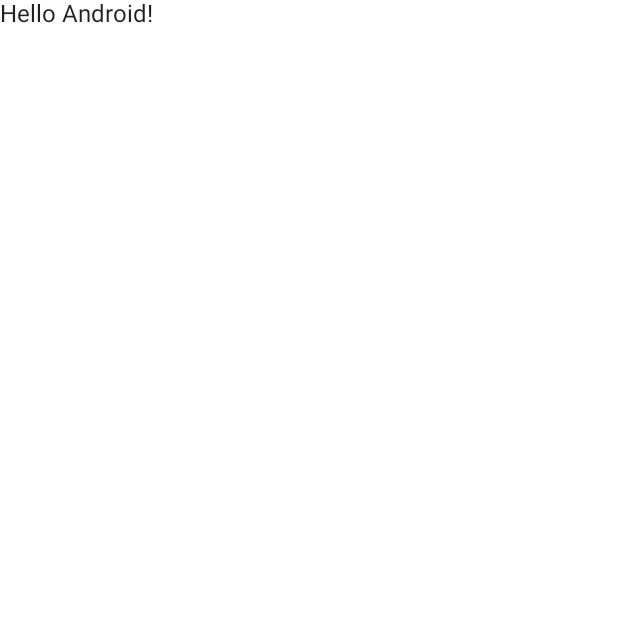
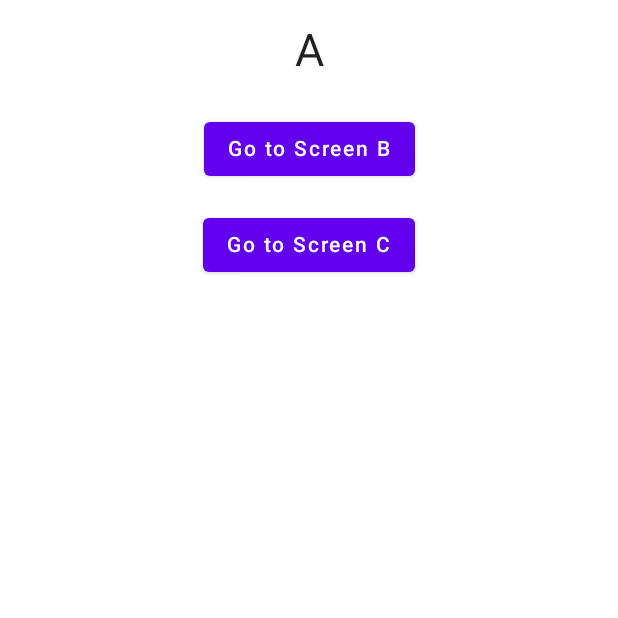
Before and after one commit to fahmi54321/NestedNavigation, an Android app built with Jetpack Compose: the screen it shows after launch (MainActivity), on a phone screen of 412 x 824 dp, the top half of it. Before the commit the part shown is almost empty. Run offline under Robolectric (Android 15) with nearby library versions, the phone set to English and light mode, and no system bars.

Commit message:
nested navigation

```diff
--- a/app/build.gradle
+++ b/app/build.gradle
@@ -38,7 +38,7 @@ android {
     }
     composeOptions {
         kotlinCompilerExtensionVersion compose_version
-        kotlinCompilerVersion '1.5.21'
+        kotlinCompilerVersion '1.5.31'
     }
     packagingOptions {
         resources {
@@ -62,4 +62,6 @@ dependencies {
     androidTestImplementation 'androidx.test.espresso:espresso-core:3.4.0'
     androidTestImplementation "androidx.compose.ui:ui-test-junit4:$compose_version"
     debugImplementation "androidx.compose.ui:ui-tooling:$compose_version"
+
+    implementation 'androidx.navigation:navigation-compose:2.4.0-beta02'
 }
--- a/app/src/main/java/com/android/nestednavigation/MainActivity.kt
+++ b/app/src/main/java/com/android/nestednavigation/MainActivity.kt
@@ -3,11 +3,24 @@ package com.android.nestednavigation
 import android.os.Bundle
 import androidx.activity.ComponentActivity
 import androidx.activity.compose.setContent
+import androidx.compose.foundation.layout.Column
+import androidx.compose.foundation.layout.fillMaxSize
+import androidx.compose.foundation.layout.padding
+import androidx.compose.material.Button
 import androidx.compose.material.MaterialTheme
 import androidx.compose.material.Surface
 import androidx.compose.material.Text
 import androidx.compose.runtime.Composable
+import androidx.compose.ui.Alignment
+import androidx.compose.ui.Modifier
+import androidx.compose.ui.text.style.TextAlign
 import androidx.compose.ui.tooling.preview.Preview
+import androidx.compose.ui.unit.dp
+import androidx.compose.ui.unit.sp
+import androidx.navigation.compose.NavHost
+import androidx.navigation.compose.composable
+import androidx.navigation.compose.navigation
+import androidx.navigation.compose.rememberNavController
 import com.android.nestednavigation.ui.theme.NestedNavigationTheme
 
 class MainActivity : ComponentActivity() {
@@ -15,9 +28,10 @@ class MainActivity : ComponentActivity() {
         super.onCreate(savedInstanceState)
         setContent {
             NestedNavigationTheme {
-                // A surface container using the 'background' color from the theme
-                Surface(color = MaterialTheme.colors.background) {
-                    Greeting("Android")
+                Surface(
+                    color = MaterialTheme.colors.background
+                ) {
+                    MyScreens()
                 }
             }
         }
@@ -25,14 +39,121 @@ class MainActivity : ComponentActivity() {
 }
 
 @Composable
-fun Greeting(name: String) {
-    Text(text = "Hello $name!")
+fun MyScreens() {
+    val navController = rememberNavController()
+    NavHost(
+        navController = navController,
+        startDestination = "A"
+    ) {
+        composable(
+            "A"
+        ) {
+            Screen(label = it.destination.route ?: "") {
+                Column(
+                    horizontalAlignment = Alignment.CenterHorizontally
+                ) {
+                    Button(
+                        onClick = { navController.navigate("B") },
+                        modifier = Modifier
+                            .padding(8.dp)
+                    ) {
+                        Text(text = "Go to Screen B")
+                    }
+                    Button(
+                        onClick = { navController.navigate("C") },
+                        modifier = Modifier.padding(8.dp)
+                    ) {
+                        Text(text = "Go to Screen C")
+                    }
+                }
+            }
+        }
+
+        //nested navigation
+        navigation(
+            route = "B",
+            startDestination = "BA"
+        ) {
+            composable(
+                route = "BA"
+            ) {
+                Screen(label = it.destination.route ?: "") {
+                    Column(
+                        modifier = Modifier
+                            .fillMaxSize(),
+                        horizontalAlignment = Alignment.CenterHorizontally
+                    ) {
+                        Button(
+                            onClick = { navController.navigate("BB") },
+                            modifier = Modifier
+                                .padding(8.dp)
+                        ) {
+                            Text(text = "Go to BB")
+                        }
+
+                        Button(
+                            onClick = { navController.navigate("BC") },
+                            modifier = Modifier
+                                .padding(8.dp)
+                        ) {
+                            Text(text = "Go to BC")
+                        }
+
+                        Button(
+                            onClick = { navController.navigate("BD") },
+                            modifier = Modifier
+                                .padding(8.dp)
+                        ) {
+                            Text(text = "Go to BD")
+                        }
+                    }
+                }
+            }
+
+            composable(
+                route = "BB"
+            ) {
+                Screen(label = it.destination.route?:"")
+            }
+
+            composable(
+                route = "BC"
+            ) {
+                Screen(label = it.destination.route?:"")
+            }
+
+            composable(
+                route = "BD"
+            ) {
+                Screen(label = it.destination.route?:"")
+            }
+        }
+
+        //nested navigation
+        composable("C") {
+            Screen(label = it.destination.route ?: "") {
+
+            }
+        }
+    }
 }
 
-@Preview(showBackground = true)
 @Composable
-fun DefaultPreview() {
-    NestedNavigationTheme {
-        Greeting("Android")
+fun Screen(label: String, content: @Composable () -> Unit = {}) {
+    Column(
+        modifier = Modifier
+            .fillMaxSize(),
+        horizontalAlignment = Alignment.CenterHorizontally
+    ) {
+        Text(
+            text = label,
+            fontSize = 30.sp,
+            textAlign = TextAlign.Center,
+            modifier = Modifier
+                .padding(16.dp)
+        )
+
+        //screen lain
+        content()
     }
 }
--- a/build.gradle
+++ b/build.gradle
@@ -1,7 +1,7 @@
 // Top-level build file where you can add configuration options common to all sub-projects/modules.
 buildscript {
     ext {
-        compose_version = '1.0.1'
+        compose_version = '1.0.5'
     }
     repositories {
         google()
@@ -9,7 +9,7 @@ buildscript {
     }
     dependencies {
         classpath "com.android.tools.build:gradle:7.0.3"
-        classpath "org.jetbrains.kotlin:kotlin-gradle-plugin:1.5.21"
+        classpath "org.jetbrains.kotlin:kotlin-gradle-plugin:1.5.31"
 
         // NOTE: Do not place your application dependencies here; they belong
         // in the individual module build.gradle files
```
